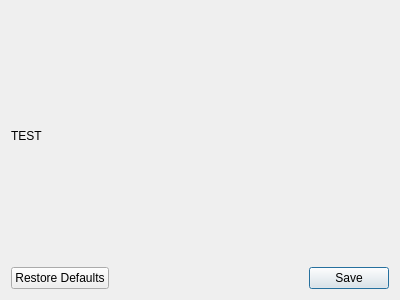
Above: modules/hardwaremanager/action/inputclasses/UIs/sensodrive_settings_ui.ui from tud-hri/joan before the change. Below: the same form after it.
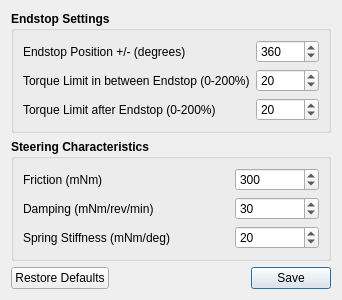
That is the form after the change.

The edit to the form file:
```diff
--- a/modules/hardwaremanager/action/inputclasses/UIs/sensodrive_settings_ui.ui
+++ b/modules/hardwaremanager/action/inputclasses/UIs/sensodrive_settings_ui.ui
@@ -6,25 +6,14 @@
    <rect>
     <x>0</x>
     <y>0</y>
-    <width>400</width>
-    <height>300</height>
+    <width>342</width>
+    <height>267</height>
    </rect>
   </property>
   <property name="windowTitle">
    <string>Dialog</string>
   </property>
   <layout class="QGridLayout" name="gridLayout">
-   <item row="1" column="0">
-    <layout class="QGridLayout" name="gridLayout_2">
-     <item row="0" column="0">
-      <widget class="QLabel" name="label">
-       <property name="text">
-        <string>TEST</string>
-       </property>
-      </widget>
-     </item>
-    </layout>
-   </item>
    <item row="2" column="0">
     <widget class="QDialogButtonBox" name="button_box_settings">
      <property name="orientation">
@@ -35,6 +24,239 @@
      </property>
     </widget>
    </item>
+   <item row="0" column="0">
+    <widget class="QGroupBox" name="group_endstops">
+     <property name="font">
+      <font>
+       <weight>75</weight>
+       <bold>true</bold>
+      </font>
+     </property>
+     <property name="title">
+      <string>Endstop Settings</string>
+     </property>
+     <layout class="QGridLayout" name="gridLayout_3">
+      <item row="0" column="0">
+       <layout class="QGridLayout" name="gridLayout_2">
+        <item row="0" column="1">
+         <widget class="QSpinBox" name="spin_endstop_position">
+          <property name="font">
+           <font>
+            <weight>50</weight>
+            <bold>false</bold>
+           </font>
+          </property>
+          <property name="minimum">
+           <number>-1440</number>
+          </property>
+          <property name="maximum">
+           <number>1440</number>
+          </property>
+          <property name="value">
+           <number>360</number>
+          </property>
+         </widget>
+        </item>
+        <item row="0" column="0">
+         <widget class="QLabel" name="label_endstop">
+          <property name="font">
+           <font>
+            <weight>50</weight>
+            <bold>false</bold>
+           </font>
+          </property>
+          <property name="text">
+           <string>Endstop Position +/- (degrees)</string>
+          </property>
+         </widget>
+        </item>
+        <item row="1" column="0">
+         <widget class="QLabel" name="label">
+          <property name="font">
+           <font>
+            <weight>50</weight>
+            <bold>false</bold>
+           </font>
+          </property>
+          <property name="text">
+           <string>Torque Limit in between Endstop (0-200%)</string>
+          </property>
+         </widget>
+        </item>
+        <item row="2" column="0">
+         <widget class="QLabel" name="label_2">
+          <property name="font">
+           <font>
+            <weight>50</weight>
+            <bold>false</bold>
+           </font>
+          </property>
+          <property name="text">
+           <string>Torque Limit after Endstop (0-200%)</string>
+          </property>
+         </widget>
+        </item>
+        <item row="1" column="1">
+         <widget class="QSpinBox" name="spin_torque_limit_between_endstop">
+          <property name="font">
+           <font>
+            <weight>50</weight>
+            <bold>false</bold>
+           </font>
+          </property>
+          <property name="maximum">
+           <number>200</number>
+          </property>
+          <property name="value">
+           <number>20</number>
+          </property>
+         </widget>
+        </item>
+        <item row="2" column="1">
+         <widget class="QSpinBox" name="spin_torque_limit_beyond_endstops">
+          <property name="font">
+           <font>
+            <weight>50</weight>
+            <bold>false</bold>
+           </font>
+          </property>
+          <property name="maximum">
+           <number>200</number>
+          </property>
+          <property name="value">
+           <number>20</number>
+          </property>
+         </widget>
+        </item>
+       </layout>
+      </item>
+     </layout>
+    </widget>
+   </item>
+   <item row="1" column="0">
+    <widget class="QGroupBox" name="groupBox">
+     <property name="font">
+      <font>
+       <weight>75</weight>
+       <bold>true</bold>
+      </font>
+     </property>
+     <property name="title">
+      <string>Steering Characteristics</string>
+     </property>
+     <layout class="QGridLayout" name="gridLayout_5">
+      <item row="0" column="0">
+       <layout class="QGridLayout" name="gridLayout_4">
+        <item row="1" column="0">
+         <widget class="QLabel" name="label_damping">
+          <property name="font">
+           <font>
+            <weight>50</weight>
+            <bold>false</bold>
+           </font>
+          </property>
+          <property name="text">
+           <string>Damping (mNm/rev/min)</string>
+          </property>
+         </widget>
+        </item>
+        <item row="0" column="0">
+         <widget class="QLabel" name="label_friction">
+          <property name="sizePolicy">
+           <sizepolicy hsizetype="Minimum" vsizetype="Preferred">
+            <horstretch>0</horstretch>
+            <verstretch>0</verstretch>
+           </sizepolicy>
+          </property>
+          <property name="minimumSize">
+           <size>
+            <width>206</width>
+            <height>0</height>
+           </size>
+          </property>
+          <property name="maximumSize">
+           <size>
+            <width>207</width>
+            <height>16777215</height>
+           </size>
+          </property>
+          <property name="font">
+           <font>
+            <weight>50</weight>
+            <bold>false</bold>
+           </font>
+          </property>
+          <property name="text">
+           <string>Friction (mNm) </string>
+          </property>
+         </widget>
+        </item>
+        <item row="0" column="1">
+         <widget class="QSpinBox" name="spin_friction">
+          <property name="sizePolicy">
+           <sizepolicy hsizetype="Preferred" vsizetype="Fixed">
+            <horstretch>0</horstretch>
+            <verstretch>0</verstretch>
+           </sizepolicy>
+          </property>
+          <property name="font">
+           <font>
+            <weight>50</weight>
+            <bold>false</bold>
+           </font>
+          </property>
+          <property name="maximum">
+           <number>1000</number>
+          </property>
+          <property name="value">
+           <number>300</number>
+          </property>
+         </widget>
+        </item>
+        <item row="2" column="0">
+         <widget class="QLabel" name="label_spring_stiffness">
+          <property name="font">
+           <font>
+            <weight>50</weight>
+            <bold>false</bold>
+           </font>
+          </property>
+          <property name="text">
+           <string>Spring Stiffness (mNm/deg)</string>
+          </property>
+         </widget>
+        </item>
+        <item row="1" column="1">
+         <widget class="QSpinBox" name="spin_damping">
+          <property name="font">
+           <font>
+            <weight>50</weight>
+            <bold>false</bold>
+           </font>
+          </property>
+          <property name="value">
+           <number>30</number>
+          </property>
+         </widget>
+        </item>
+        <item row="2" column="1">
+         <widget class="QSpinBox" name="spin_spring_stiffness">
+          <property name="font">
+           <font>
+            <weight>50</weight>
+            <bold>false</bold>
+           </font>
+          </property>
+          <property name="value">
+           <number>20</number>
+          </property>
+         </widget>
+        </item>
+       </layout>
+      </item>
+     </layout>
+    </widget>
+   </item>
   </layout>
  </widget>
  <resources/>
```
Left out of the diff: 2 changed lines with no effect on the pictures.
